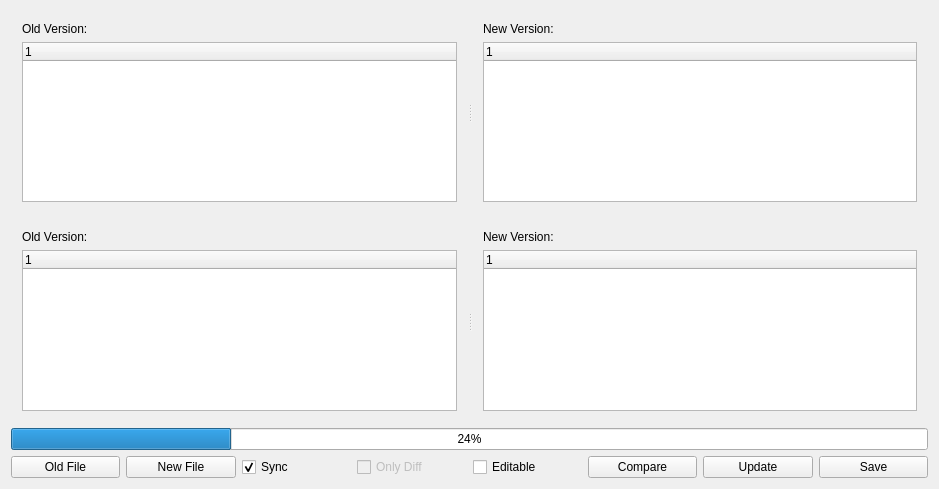
The window that App/AppSDT/ComparisonDialog/comparisondialog.ui (Scorpion1911/ServoDriveTech) describes before a commit, drawn with Qt 5.
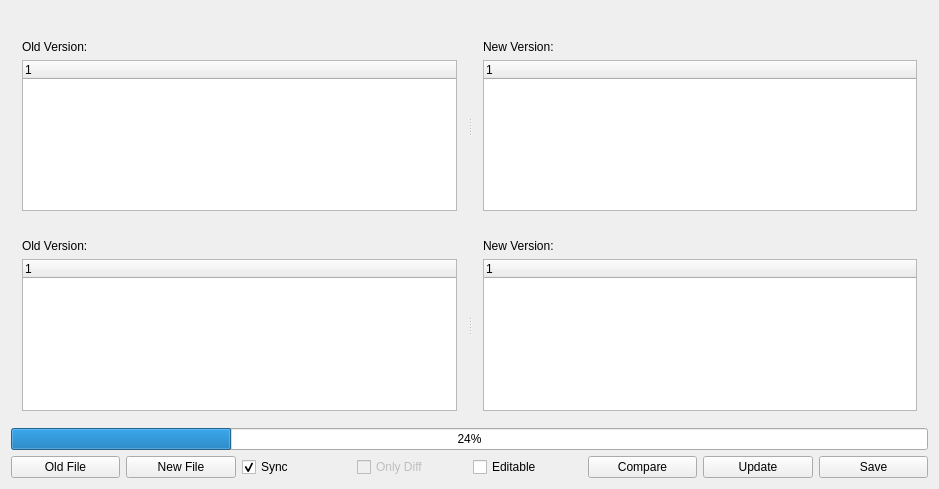
The same window after the commit. Custom widgets are drawn as their Qt base class.

Patch:
```diff
--- a/App/AppSDT/ComparisonDialog/comparisondialog.ui
+++ b/App/AppSDT/ComparisonDialog/comparisondialog.ui
@@ -15,7 +15,20 @@
   </property>
   <layout class="QVBoxLayout" name="verticalLayout_5">
    <item>
-    <layout class="QVBoxLayout" name="searchVBoxLayout"/>
+    <layout class="QVBoxLayout" name="searchVBoxLayout">
+     <property name="leftMargin">
+      <number>9</number>
+     </property>
+     <property name="topMargin">
+      <number>9</number>
+     </property>
+     <property name="rightMargin">
+      <number>9</number>
+     </property>
+     <property name="bottomMargin">
+      <number>9</number>
+     </property>
+    </layout>
    </item>
    <item>
     <widget class="QSplitter" name="splitter_compWhole">
```
